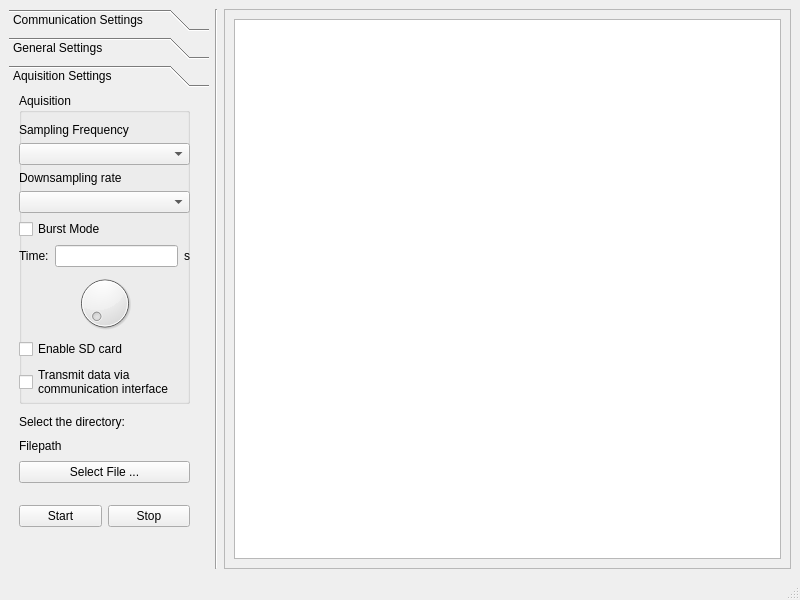
Above: MicrophoneArray/microphonearraywindow.ui from maupassant9/MicrophoneSoftware_QT before the change. Below: the same form after it.
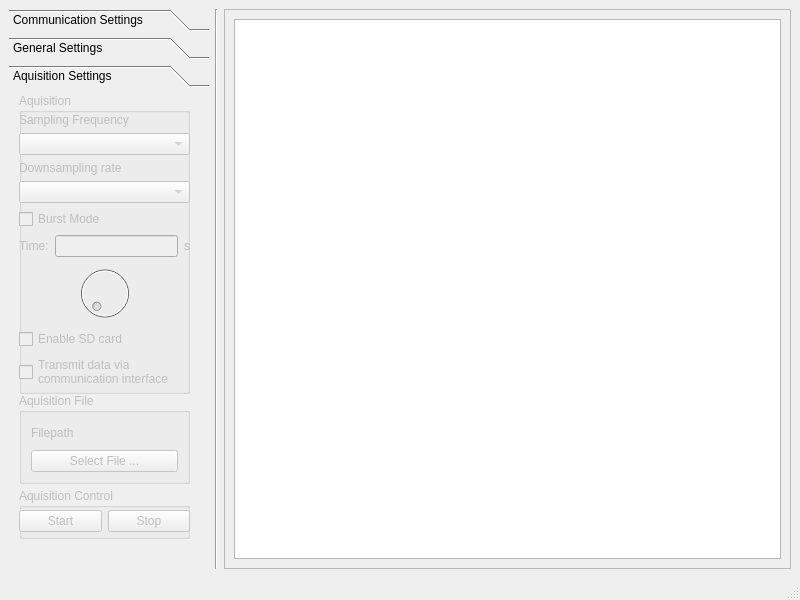
That is the form after the change. The open tabs and pages were chosen to show the change.

```diff
--- a/MicrophoneArray/microphonearraywindow.ui
+++ b/MicrophoneArray/microphonearraywindow.ui
@@ -517,12 +517,15 @@
         <string>Aquisition Settings</string>
        </attribute>
        <widget class="QGroupBox" name="groupBoxAquisition">
+        <property name="enabled">
+         <bool>false</bool>
+        </property>
         <property name="geometry">
          <rect>
           <x>10</x>
           <y>0</y>
           <width>171</width>
-          <height>311</height>
+          <height>301</height>
          </rect>
         </property>
         <property name="title">
@@ -532,7 +535,7 @@
          <property name="geometry">
           <rect>
            <x>0</x>
-           <y>30</y>
+           <y>20</y>
            <width>171</width>
            <height>276</height>
           </rect>
@@ -638,49 +641,22 @@
          </layout>
         </widget>
        </widget>
-       <widget class="QWidget" name="layoutWidget">
-        <property name="geometry">
-         <rect>
-          <x>10</x>
-          <y>410</y>
-          <width>171</width>
-          <height>26</height>
-         </rect>
+       <widget class="QGroupBox" name="groupBoxAquisitionFile">
+        <property name="enabled">
+         <bool>false</bool>
         </property>
-        <layout class="QHBoxLayout" name="horizontalLayout_4">
-         <item>
-          <widget class="QPushButton" name="pushButtonStartAqui">
-           <property name="text">
-            <string>Start</string>
-           </property>
-          </widget>
-         </item>
-         <item>
-          <widget class="QPushButton" name="pushButtonStopAqui">
-           <property name="text">
-            <string>Stop</string>
-           </property>
-          </widget>
-         </item>
-        </layout>
-       </widget>
-       <widget class="QWidget" name="layoutWidget_2">
         <property name="geometry">
          <rect>
           <x>10</x>
-          <y>320</y>
+          <y>300</y>
           <width>171</width>
-          <height>70</height>
+          <height>91</height>
          </rect>
         </property>
-        <layout class="QVBoxLayout" name="verticalLayout_5">
-         <item>
-          <widget class="QLabel" name="labelSelectDir">
-           <property name="text">
-            <string>Select the directory:</string>
-           </property>
-          </widget>
-         </item>
+        <property name="title">
+         <string>Aquisition File</string>
+        </property>
+        <layout class="QVBoxLayout" name="verticalLayout_2" stretch="1,0">
          <item>
           <widget class="QLabel" name="labelDirPath">
            <property name="text">
@@ -697,6 +673,48 @@
          </item>
         </layout>
        </widget>
+       <widget class="QGroupBox" name="groupBoxAquisitionControl">
+        <property name="enabled">
+         <bool>false</bool>
+        </property>
+        <property name="geometry">
+         <rect>
+          <x>10</x>
+          <y>395</y>
+          <width>171</width>
+          <height>51</height>
+         </rect>
+        </property>
+        <property name="title">
+         <string>Aquisition Control</string>
+        </property>
+        <widget class="QWidget" name="layoutWidget">
+         <property name="geometry">
+          <rect>
+           <x>0</x>
+           <y>20</y>
+           <width>171</width>
+           <height>26</height>
+          </rect>
+         </property>
+         <layout class="QHBoxLayout" name="horizontalLayout_4">
+          <item>
+           <widget class="QPushButton" name="pushButtonStartAqui">
+            <property name="text">
+             <string>Start</string>
+            </property>
+           </widget>
+          </item>
+          <item>
+           <widget class="QPushButton" name="pushButtonStopAqui">
+            <property name="text">
+             <string>Stop</string>
+            </property>
+           </widget>
+          </item>
+         </layout>
+        </widget>
+       </widget>
       </widget>
      </widget>
     </item>
```
Left out of the diff: 26 changed lines with no effect on the pictures.
